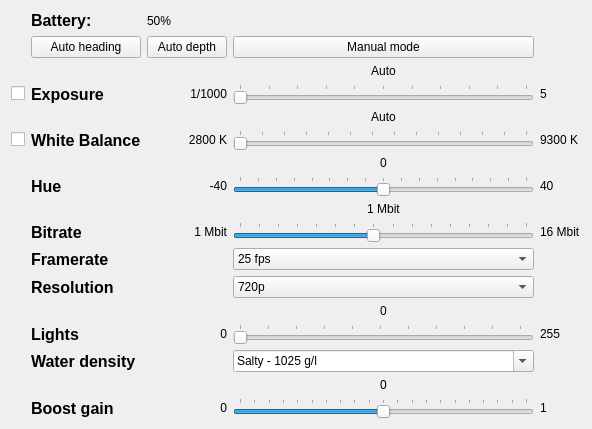
Qt form blueye_controls_gui_plugin/resource/blueye_param_dashboard_gui.ui (nexuni/blueye-ros2-pkg) before a commit.
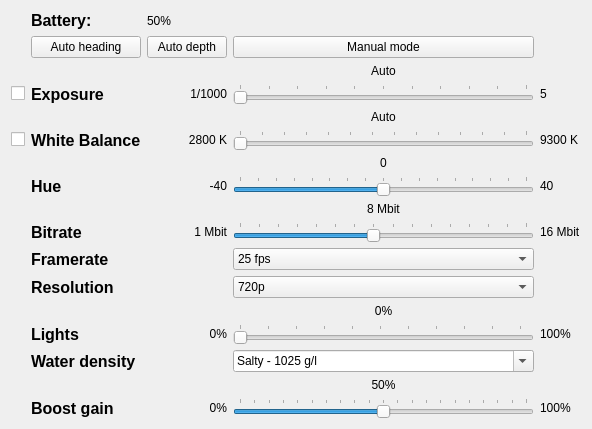
The same form after that commit.

Commit message: Added lights level and boost gain features with slider value publishing to blueye_ros2_interface topics.

Patch:
```diff
--- a/blueye_controls_gui_plugin/resource/blueye_param_dashboard_gui.ui
+++ b/blueye_controls_gui_plugin/resource/blueye_param_dashboard_gui.ui
@@ -96,7 +96,7 @@
    <item row="19" column="3">
     <widget class="QLabel" name="boostSliderValueLabel">
      <property name="text">
-      <string>0</string>
+      <string>50%</string>
      </property>
      <property name="alignment">
       <set>Qt::AlignCenter</set>
@@ -127,7 +127,7 @@
    <item row="11" column="3">
     <widget class="QLabel" name="bitrateSliderValueLabel">
      <property name="text">
-      <string>1 Mbit</string>
+      <string>8 Mbit</string>
      </property>
      <property name="alignment">
       <set>Qt::AlignCenter</set>
@@ -190,7 +190,7 @@
    <item row="20" column="4">
     <widget class="QLabel" name="label_16">
      <property name="text">
-      <string>1</string>
+      <string>100%</string>
      </property>
     </widget>
    </item>
@@ -332,7 +332,7 @@
    <item row="17" column="4">
     <widget class="QLabel" name="label_19">
      <property name="text">
-      <string>255</string>
+      <string>100%</string>
      </property>
     </widget>
    </item>
@@ -421,7 +421,7 @@
    <item row="16" column="3">
     <widget class="QLabel" name="lightsSliderValueLabel">
      <property name="text">
-      <string>0</string>
+      <string>0%</string>
      </property>
      <property name="alignment">
       <set>Qt::AlignCenter</set>
@@ -431,7 +431,7 @@
    <item row="17" column="2">
     <widget class="QLabel" name="label_18">
      <property name="text">
-      <string>0</string>
+      <string>0%</string>
      </property>
      <property name="alignment">
       <set>Qt::AlignRight|Qt::AlignTrailing|Qt::AlignVCenter</set>
@@ -501,7 +501,7 @@
    <item row="20" column="2">
     <widget class="QLabel" name="label_15">
      <property name="text">
-      <string>0</string>
+      <string>0%</string>
      </property>
      <property name="alignment">
       <set>Qt::AlignRight|Qt::AlignTrailing|Qt::AlignVCenter</set>
```
The commit also changes 1 other file.
